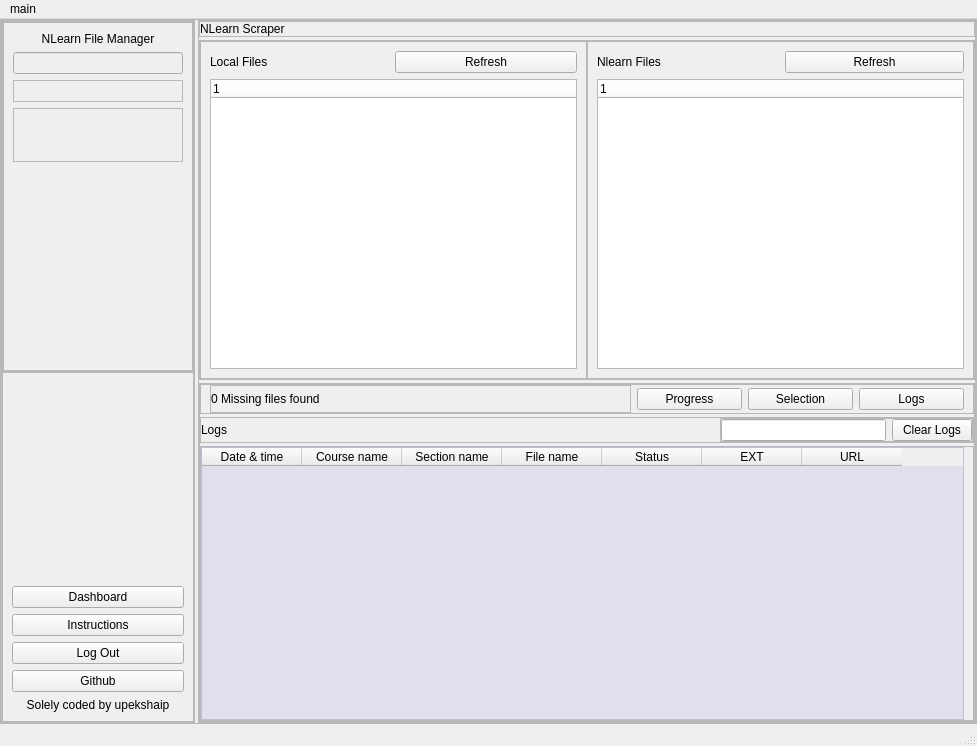
First picture: the form in ux.ui, repository upekshaip/nlearn-file-manager, before the edit.
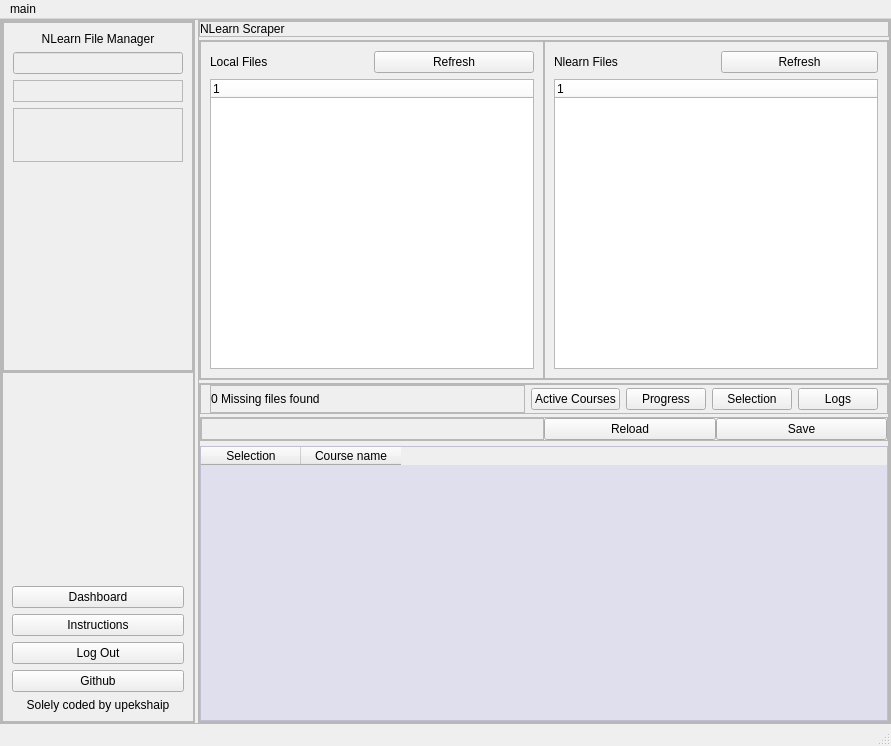
Second picture: the form after the edit. The open tabs and pages were chosen to show the change.

Diff of the .ui file:
```diff
--- a/ux.ui
+++ b/ux.ui
@@ -6,7 +6,7 @@
    <rect>
     <x>0</x>
     <y>0</y>
-    <width>977</width>
+    <width>891</width>
     <height>746</height>
    </rect>
   </property>
@@ -857,7 +857,7 @@
                    <property name="frameShadow">
                     <enum>QFrame::Raised</enum>
                    </property>
-                   <layout class="QHBoxLayout" name="horizontalLayout_6" stretch="4,1,1,1">
+                   <layout class="QHBoxLayout" name="horizontalLayout_6" stretch="4,0,1,1,1">
                     <property name="leftMargin">
                      <number>9</number>
                     </property>
@@ -901,6 +901,13 @@
                       </layout>
                      </widget>
                     </item>
+                    <item>
+                     <widget class="QPushButton" name="pushButton_9">
+                      <property name="text">
+                       <string>Active Courses</string>
+                      </property>
+                     </widget>
+                    </item>
                     <item>
                      <widget class="QPushButton" name="pushButton_4">
                       <property name="text">
@@ -931,7 +938,7 @@
                     <string notr="true"/>
                    </property>
                    <property name="currentIndex">
-                    <number>2</number>
+                    <number>3</number>
                    </property>
                    <widget class="QWidget" name="page">
                     <layout class="QVBoxLayout" name="verticalLayout_5" stretch="2,2">
@@ -1567,6 +1574,101 @@
                      </item>
                     </layout>
                    </widget>
+                   <widget class="QWidget" name="page_4">
+                    <layout class="QGridLayout" name="gridLayout_9">
+                     <property name="leftMargin">
+                      <number>0</number>
+                     </property>
+                     <property name="topMargin">
+                      <number>0</number>
+                     </property>
+                     <property name="rightMargin">
+                      <number>0</number>
+                     </property>
+                     <property name="bottomMargin">
+                      <number>0</number>
+                     </property>
+                     <property name="horizontalSpacing">
+                      <number>0</number>
+                     </property>
+                     <property name="verticalSpacing">
+                      <number>5</number>
+                     </property>
+                     <item row="0" column="0">
+                      <widget class="QFrame" name="frame_34">
+                       <property name="frameShape">
+                        <enum>QFrame::StyledPanel</enum>
+                       </property>
+                       <property name="frameShadow">
+                        <enum>QFrame::Raised</enum>
+                       </property>
+                       <layout class="QHBoxLayout" name="horizontalLayout_12" stretch="2,1,1">
+                        <property name="spacing">
+                         <number>0</number>
+                        </property>
+                        <property name="leftMargin">
+                         <number>0</number>
+                        </property>
+                        <property name="topMargin">
+                         <number>0</number>
+                        </property>
+                        <property name="rightMargin">
+                         <number>0</number>
+                        </property>
+                        <property name="bottomMargin">
+                         <number>0</number>
+                        </property>
+                        <item>
+                         <widget class="QFrame" name="frame_35">
+                          <property name="frameShape">
+                           <enum>QFrame::StyledPanel</enum>
+                          </property>
+                          <property name="frameShadow">
+                           <enum>QFrame::Raised</enum>
+                          </property>
+                         </widget>
+                        </item>
+                        <item>
+                         <widget class="QPushButton" name="reload_course_button">
+                          <property name="text">
+                           <string>Reload</string>
+                          </property>
+                         </widget>
+                        </item>
+                        <item>
+                         <widget class="QPushButton" name="save_ignore_json_button">
+                          <property name="text">
+                           <string>Save</string>
+                          </property>
+                         </widget>
+                        </item>
+                       </layout>
+                      </widget>
+                     </item>
+                     <item row="1" column="0">
+                      <widget class="QTableWidget" name="tableWidget_2">
+                       <property name="styleSheet">
+                        <string notr="true">QTableWidget{
+background-color: rgba(208, 206, 235,0.5);
+selection-background-color: rgba(78, 50, 191);
+selection-color: white;
+alternate-background-color: rgba(235, 206, 229);
+}</string>
+                       </property>
+                       <column>
+                        <property name="text">
+                         <string>Selection</string>
+                        </property>
+                       </column>
+                       <column>
+                        <property name="text">
+                         <string>Course name</string>
+                        </property>
+                       </column>
+                      </widget>
+                     </item>
+                    </layout>
+                   </widget>
                   </widget>
                  </item>
                 </layout>
@@ -1589,7 +1691,7 @@
     <rect>
      <x>0</x>
      <y>0</y>
-     <width>977</width>
+     <width>891</width>
      <height>26</height>
     </rect>
    </property>
```
